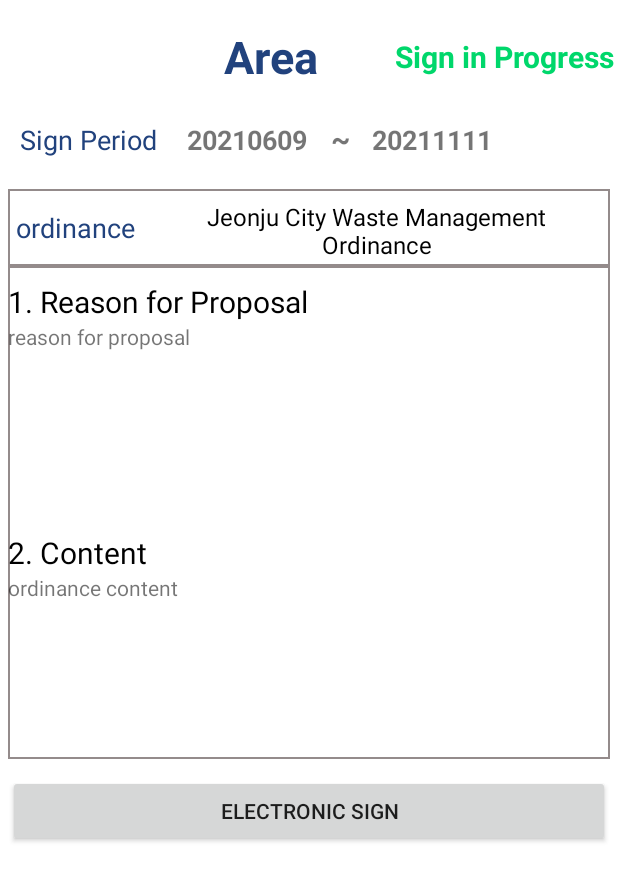
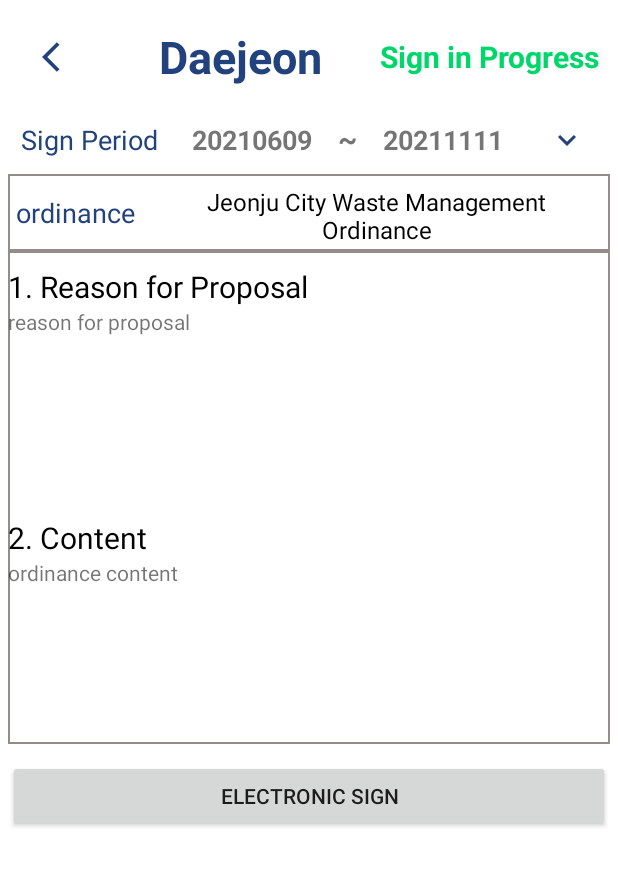
Before and after one commit to saemmilee/Garim, an Android app: the SignActivity screen opened directly, with no data from a screen before it, on a phone screen of 412 x 824 dp. Shown: the top 881 px of the screen. Run offline under Robolectric (Android 15) with nearby library versions, the phone set to English and light mode, and no system bars; our stand-ins replace Firebase (no records; nobody signed in at launch, a user with empty details on screens opened directly); 1 statement that could not run was skipped.

Commit message:
0826_layout_진짜진짜최종

```diff
--- a/app/src/main/res/layout/activity_sign.xml
+++ b/app/src/main/res/layout/activity_sign.xml
@@ -13,19 +13,17 @@
 
             <ImageButton
                 android:id="@+id/btnBack"
-                android:layout_width="100dp"
+                android:layout_width="80dp"
                 android:layout_height="match_parent"
-                android:layout_gravity="right"
-                android:paddingStart="120dp"
                 android:backgroundTint="#FFFFFF"
-                app:srcCompat="@drawable/ic_baseline_arrow_back_ios_24" />
+                android:src="@drawable/ic_baseline_arrow_back_ios_24" />
 
             <TextView
                 android:id="@+id/txtArea"
                 android:layout_width="160dp"
                 android:layout_height="match_parent"
                 android:gravity="center"
-                android:text="Area"
+                android:text="Daejeon"
                 android:textAlignment="center"
                 android:textColor="@color/navy"
                 android:textSize="30sp"
@@ -97,13 +95,12 @@
 
         <ImageButton
             android:id="@+id/btnSignInfo"
-            android:layout_width="60dp"
-            android:layout_height="45dp"
+            android:layout_width="50dp"
+            android:layout_height="match_parent"
             android:layout_weight="1"
-            android:paddingEnd="50dp"
             android:backgroundTint="#FFFFFF"
             android:onClick="onClickSigninfo"
-            app:srcCompat="@drawable/ic_baseline_keyboard_arrow_down_24" />
+            android:src="@drawable/ic_baseline_keyboard_arrow_down_24" />
 
     </LinearLayout>
 
--- a/app/src/main/res/layout/activity_signinfo.xml
+++ b/app/src/main/res/layout/activity_signinfo.xml
@@ -23,7 +23,7 @@
             android:layout_width="180dp"
             android:layout_height="match_parent"
             android:gravity="center"
-            android:text="Area"
+            android:text="Daejeon"
             android:textAlignment="center"
             android:textColor="@color/navy"
             android:textSize="30sp"
```
